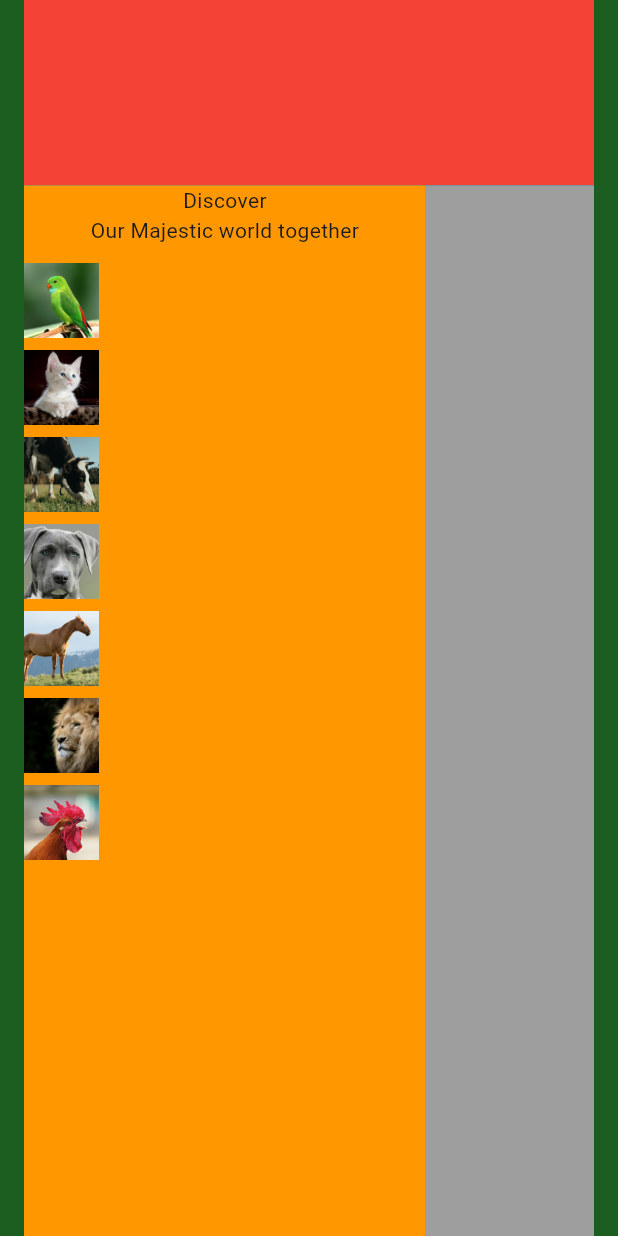
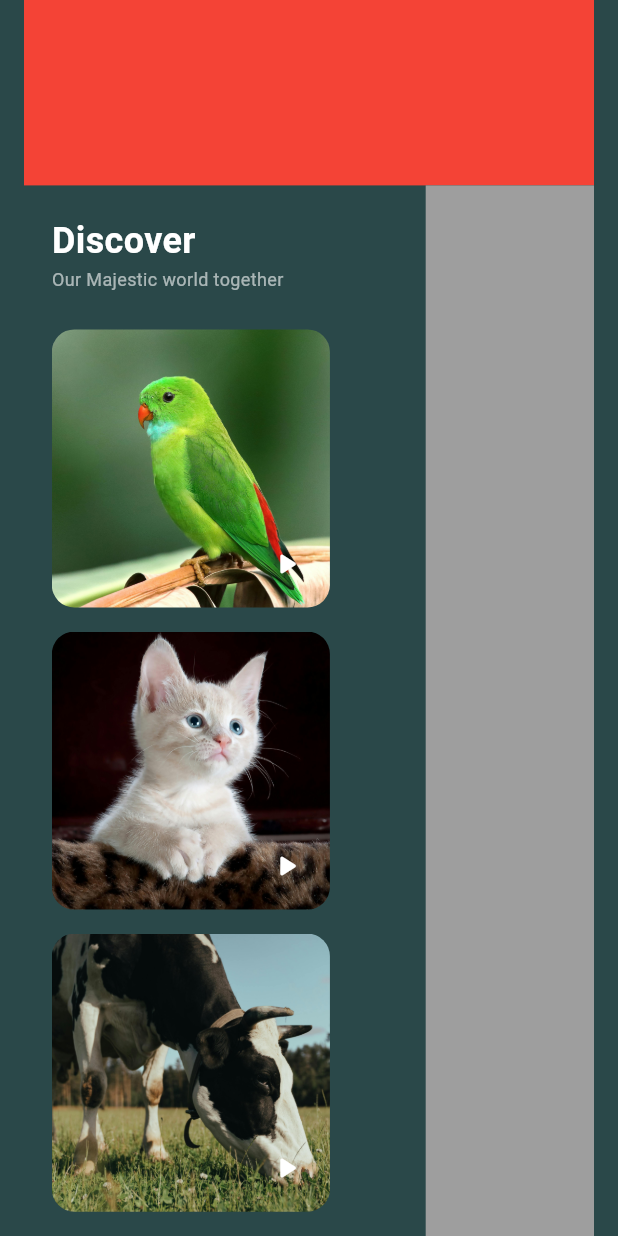
Before and after one commit to carlangasgg/DL_F_Prueba1, a Flutter app: the screen it shows after launch, on a phone screen of 412 x 824 dp. Run offline on Flutter 3.47's test engine with Material 3 defaults, Android fonts, the phone set to English and light mode, and no system bars; our stand-ins replace just_audio.

Commit message:
adding sounds feature

```diff
--- /dev/null
+++ b/lib/animales/animal_body.dart
@@ -0,0 +1,104 @@
+import 'dart:developer';
+
+import 'package:just_audio/just_audio.dart';
+import 'package:flutter/material.dart';
+
+class AnimalBody extends StatefulWidget {
+  const AnimalBody({super.key});
+
+  @override
+  State<AnimalBody> createState() => _AnimalBodyState();
+}
+
+class _AnimalBodyState extends State<AnimalBody> {
+  late AudioPlayer player;
+
+  String nowPlaying = "";
+
+  List<String> imgAnimals = [
+    "assets/img/bird.jpg",
+    "assets/img/cat.jpg",
+    "assets/img/cow.jpg",
+    "assets/img/dog.jpg",
+    "assets/img/horse.jpg",
+    "assets/img/lion.jpg",
+    "assets/img/rooster.jpg",
+  ];
+
+  List<String> mp3Animals = [
+    "assets/mp3/bird.mp3",
+    "assets/mp3/cat.mp3",
+    "assets/mp3/cow.mp3",
+    "assets/mp3/dog.mp3",
+    "assets/mp3/horse.mp3",
+    "assets/mp3/lion.mp3",
+    "assets/mp3/rooster.mp3",
+  ];
+  @override
+  void initState() {
+    super.initState();
+    player = AudioPlayer();
+  }
+
+  @override
+  void dispose() {
+    player.dispose(); // Clean up the player when the widget is disposed
+    super.dispose();
+  }
+
+  @override
+  Widget build(BuildContext context) {
+    Size size = MediaQuery.of(context).size;
+    double animalWidth = size.width * .45;
+    return ListView.separated(
+      padding: const EdgeInsets.only(top: 25.0), // padding around the grid
+      itemCount: imgAnimals.length, // total number of items
+      itemBuilder: (context, index) {
+        return Row(
+          crossAxisAlignment: CrossAxisAlignment.center,
+          children: [
+            Stack(
+              children: [
+                ClipRRect(
+                  borderRadius: BorderRadius.circular(15),
+                  child: Image.asset(
+                    imgAnimals[index],
+                    width: animalWidth,
+                    height: animalWidth,
+                    fit: BoxFit.cover,
+                  ),
+                ),
+                Positioned(
+                  bottom: 5,
+                  right: 5,
+                  child: IconButton(
+                    onPressed: () async {
+                      try {
+                        // Stop any currently playing audio
+                        await player.stop();
+
+                        // Set the new audio and play it
+                        //await player.setAsset(mp3Animals[index]);
+                        await player.setAsset(mp3Animals[index]);
+                        await player.play();
+                      } catch (e) {
+                        // Handle errors gracefully
+                        log("Error playing audio: $e");
+                      }
+                    },
+                    icon: const Icon(
+                      Icons.play_arrow_rounded,
+                      color: Colors.white,
+                    ),
+                  ),
+                ),
+              ],
+            ),
+          ],
+        );
+      },
+      separatorBuilder: (BuildContext context, int index) =>
+          const Divider(color: Color(0xFF2a4849)),
+    );
+  }
+}
--- a/lib/animales/animal_information.dart
+++ b/lib/animales/animal_information.dart
@@ -1,14 +1,26 @@
 import 'package:flutter/material.dart';
+import 'package:prueba_1/animales/animal_body.dart';
 
 class AnimalInformation extends StatelessWidget {
   const AnimalInformation({super.key});
 
   @override
   Widget build(BuildContext context) {
+    Size size = MediaQuery.of(context).size;
+    double animalWidth = size.width * .45;
+
     return Row(
       children: [
         Flexible(
-          child: animalHeader(),
+          child: Padding(
+            padding: EdgeInsets.only(
+              top: 20,
+              left: animalWidth * .1,
+              right: animalWidth * .1,
+              bottom: 20,
+            ),
+            child: animalHeader(),
+          ),
         ),
       ],
     );
@@ -16,46 +28,30 @@ class AnimalInformation extends StatelessWidget {
 }
 
 Widget animalHeader() {
-  return Column(
+  return const Column(
+    crossAxisAlignment: CrossAxisAlignment.start,
     children: [
-      const Text("Discover"),
-      const Text("Our Majestic world together"),
+      Text(
+        "Discover",
+        textAlign: TextAlign.left,
+        style: TextStyle(
+          color: Colors.white,
+          fontWeight: FontWeight.w600,
+          fontSize: 24,
+        ),
+      ),
+      Text(
+        "Our Majestic world together",
+        textAlign: TextAlign.left,
+        style: TextStyle(
+          color: Colors.white60,
+          fontWeight: FontWeight.w400,
+          fontSize: 12,
+        ),
+      ),
       Expanded(
-        child: animalBody(),
+        child: AnimalBody(),
       ),
     ],
   );
 }
-
-Widget animalBody() {
-  List<String> imgAnimals = [
-    "assets/img/bird.jpg",
-    "assets/img/cat.jpg",
-    "assets/img/cow.jpg",
-    "assets/img/dog.jpg",
-    "assets/img/horse.jpg",
-    "assets/img/lion.jpg",
-    "assets/img/rooster.jpg",
-  ];
-  return ListView.builder(
-    padding: const EdgeInsets.only(top: 8.0), // padding around the grid
-    itemCount: imgAnimals.length, // total number of items
-    itemBuilder: (context, index) {
-      return Padding(
-        padding: const EdgeInsets.symmetric(vertical: 4.0),
-        child: Row(
-          crossAxisAlignment: CrossAxisAlignment.center,
-          children: [
-            Image.asset(
-              imgAnimals[index],
-              width: 50,
-              height: 50,
-              fit: BoxFit.cover,
-            ),
-            const SizedBox(width: 16),
-          ],
-        ),
-      );
-    },
-  );
-}
--- a/lib/animales/body_page.dart
+++ b/lib/animales/body_page.dart
@@ -16,14 +16,12 @@ class BodyPage extends StatelessWidget {
       right: 0,
       child: Stack(
         children: [
-          Container(
+          SizedBox(
             height: bodyHeight,
-            color: Colors.blue,
             child: Row(
               children: [
-                Container(
+                SizedBox(
                   width: generalInfoWidth,
-                  color: Colors.orange,
                   child: const AnimalInformation(),
                 ),
               ],
--- a/lib/animales/home.dart
+++ b/lib/animales/home.dart
@@ -8,9 +8,9 @@ class HomePage extends StatelessWidget {
 
   @override
   Widget build(BuildContext context) {
-    return Scaffold(
-      backgroundColor: Colors.green.shade900,
-      body: const Padding(
+    return const Scaffold(
+      backgroundColor: Color(0xFF2a4849),
+      body: Padding(
         padding: EdgeInsets.symmetric(
           horizontal: 16,
         ),
--- a/pubspec.yaml
+++ b/pubspec.yaml
@@ -35,9 +35,6 @@ dependencies:
   # The following adds the Cupertino Icons font to your application.
   # Use with the CupertinoIcons class for iOS style icons.
   cupertino_icons: ^1.0.8
-  shared_preferences: ^2.3.3
-  audioplayers: ^6.1.0
-  audio_video_progress_bar: ^2.0.3
   just_audio: ^0.9.42
 
 dev_dependencies:
```
Also changed, not shown: pubspec.lock, 12 other files.
